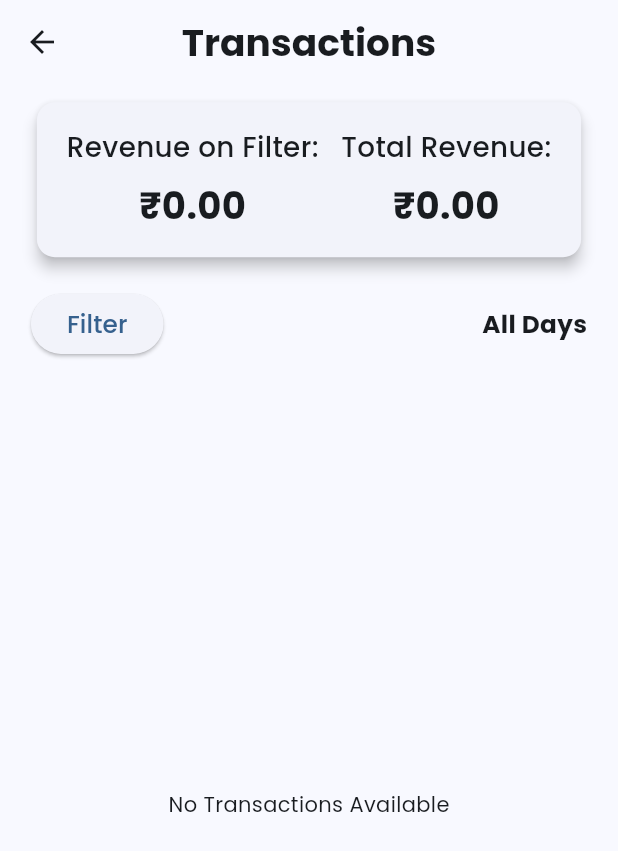
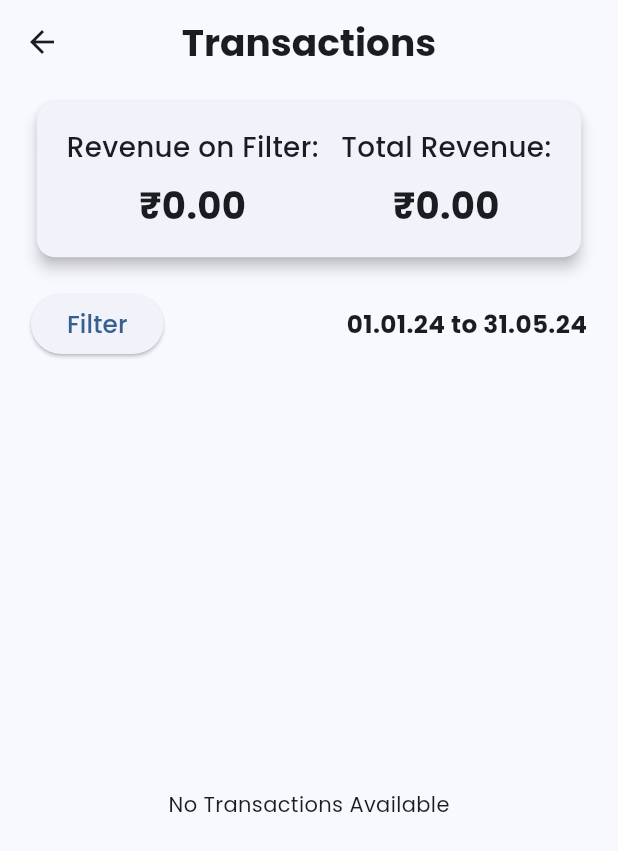
Before and after one commit to adhilfouzi/playtime_club, a Flutter app: the Revenue screen opened directly, on a phone screen of 412 x 824 dp. Shown: the top 851 px of the screen. Run offline on Flutter 3.47's test engine with Material 3 defaults, Android fonts, the light colour scheme and no system bars; our stand-ins replace cached_network_image, cloud_firestore, firebase_auth, firebase_core, firebase_storage, flutter_image_compress and 9 more; accounts and stored records are empty.

Commit message:
fixed the bug in the revenue filtter

```diff
--- a/lib/view/course/revenue/revenue_screen.dart
+++ b/lib/view/course/revenue/revenue_screen.dart
@@ -1,53 +1,19 @@
 import 'package:flutter/material.dart';
 import 'package:get/get.dart';
-import 'package:intl/intl.dart';
 
 import '../../../view_model/course/transaction_controller.dart';
 import 'utils/date_filter.dart';
 import 'utils/total_revenue_section.dart';
 import 'utils/transaction_list.dart';
 
-class Revenue extends StatefulWidget {
+class Revenue extends StatelessWidget {
   const Revenue({super.key});
-
-  @override
-  State<Revenue> createState() => _RevenueState();
-}
-
-class _RevenueState extends State<Revenue> {
-  DateTime? _startDate;
-  DateTime? _endDate;
-  double revenueAsPerDay = 0;
 
   @override
   Widget build(BuildContext context) {
     final TransactionController controller = Get.find();
     final double width = MediaQuery.of(context).size.width;
     final double height = MediaQuery.of(context).size.height;
-
-    // Group bookings by date
-    Map<String, List<dynamic>> bookingsByDate = {};
-    revenueAsPerDay = 0; // Reset the revenue for the selected period
-
-    final bookings = controller.transaction.where((booking) {
-      if (_startDate != null && _endDate != null) {
-        return booking.transactionDate.isAfter(_startDate!) &&
-            booking.transactionDate
-                .isBefore(_endDate!.add(const Duration(days: 1)));
-      }
-      return true;
-    }).toList();
-
-    for (var booking in bookings) {
-      final dates = booking.transactionDate;
-      String date = DateFormat('yyyy-MM-dd')
-          .format(dates); // Changed to just yyyy-MM-dd for key
-      if (!bookingsByDate.containsKey(date)) {
-        bookingsByDate[date] = [];
-      }
-      bookingsByDate[date]!.add(booking);
-      revenueAsPerDay += booking.amount;
-    }
 
     return Scaffold(
       appBar: AppBar(
@@ -66,32 +32,30 @@ class _RevenueState extends State<Revenue> {
         child: Column(
           crossAxisAlignment: CrossAxisAlignment.start,
           children: [
-            TotalRevenueSection(
-              revenueAsPerDay: revenueAsPerDay,
+            Obx(() => TotalRevenueSection(
+                  revenueAsPerDay: controller.revenueAsPerDay,
                   totalAmount: controller.totalAmount,
-            ),
+                )),
             SizedBox(height: height * 0.02),
-            DateFilter(
-              startDate: _startDate,
-              endDate: _endDate,
+            Obx(() => DateFilter(
+                  startDate: controller.startDate,
+                  endDate: controller.endDate,
                   onDateRangeSelected: (DateTimeRange? picked) {
                     if (picked != null) {
-                  setState(() {
-                    _startDate = picked.start;
-                    _endDate = picked.end;
-                    revenueAsPerDay =
-                        0; // Reset revenue when date range is changed
-                  });
+                      controller.updateDateRange(picked.start, picked.end);
                     }
                   },
-            ),
+                )),
             SizedBox(height: height * 0.02),
             Expanded(
-              child: bookingsByDate.isNotEmpty
+              child: Obx(() {
+                final bookingsByDate = controller.bookingsByDate;
+                return bookingsByDate.isNotEmpty
                     ? TransactionList(bookingsByDate: bookingsByDate)
                     : const Center(
                         child: Text("No Transactions Available"),
-                    ),
+                      );
+              }),
             ),
           ],
         ),
--- a/lib/view_model/course/transaction_controller.dart
+++ b/lib/view_model/course/transaction_controller.dart
@@ -1,6 +1,6 @@
 import 'dart:developer';
-
 import 'package:get/get.dart';
+import 'package:intl/intl.dart';
 import 'package:owners_side_of_turf_booking/model/backend/repositories/user/transaction_repositories.dart';
 import 'package:owners_side_of_turf_booking/model/data_model/transaction_model.dart';
 
@@ -17,9 +17,10 @@ class TransactionController extends GetxController {
   List<TransactionModel> get transaction => _transaction.toList();
   String get errorMessage => _errorMessage.value;
   double get totalAmount => _totalAmount.value;
-  Rx<DateTime> get startDate => _startDate;
-  Rx<DateTime> get endDate => _endDate;
+  DateTime get startDate => _startDate.value;
+  DateTime get endDate => _endDate.value;
   double get revenueAsPerDay => _revenueAsPerDay.value;
+  Map<String, List<TransactionModel>> get bookingsByDate => _bookingsByDate();
 
   @override
   void onInit() {
@@ -39,13 +40,73 @@ class TransactionController extends GetxController {
         _totalAmount.value += element.amount;
         _transaction.add(element);
       }
-      _revenueAsPerDay.value = _totalAmount.value;
       _transaction
           .sort((a, b) => a.transactionDate.compareTo(b.transactionDate));
+      _calculateRevenue();
     } catch (e) {
       _errorMessage.value = e.toString();
     } finally {
       _isLoading.value = false;
     }
   }
+
+  void updateDateRange(DateTime start, DateTime end) {
+    _startDate.value = start;
+    _endDate.value = end;
+    log(start.toIso8601String());
+    log(end.toIso8601String());
+    _calculateRevenue();
+  }
+
+  void _calculateRevenue() {
+    _revenueAsPerDay.value = 0.0;
+    for (var booking in _transaction) {
+      if (booking.transactionDate.isAfter(_startDate.value) &&
+          booking.transactionDate
+              .isBefore(_endDate.value.add(const Duration(days: 1)))) {
+        _revenueAsPerDay.value += booking.amount;
+      }
+    }
+  }
+
+  Map<String, List<TransactionModel>> _bookingsByDate() {
+    Map<String, List<TransactionModel>> bookingsByDate = {};
+    for (var booking in _transaction) {
+      if (booking.transactionDate.isAfter(_startDate.value) &&
+          booking.transactionDate
+              .isBefore(_endDate.value.add(const Duration(days: 1)))) {
+        final dates = booking.transactionDate;
+        String date = DateFormat('yyyy-MM-dd').format(dates);
+        if (!bookingsByDate.containsKey(date)) {
+          bookingsByDate[date] = [];
+        }
+        bookingsByDate[date]!.add(booking);
+      }
+    }
+    return bookingsByDate;
+  }
+
+  // // Group bookings by date
+  // Map<String, List<dynamic>> bookingsByDate = {};
+  // revenueAsPerDay = 0; // Reset the revenue for the selected period
+
+  // final bookings = controller.transaction.where((booking) {
+  //   if (_startDate != null && _endDate != null) {
+  //     return booking.transactionDate.isAfter(_startDate!) &&
+  //         booking.transactionDate
+  //             .isBefore(_endDate!.add(const Duration(days: 1)));
+  //   }
+  //   return true;
+  // }).toList();
+
+  // for (var booking in bookings) {
+  //   final dates = booking.transactionDate;
+  //   String date = DateFormat('yyyy-MM-dd')
+  //       .format(dates); // Changed to just yyyy-MM-dd for key
+  //   if (!bookingsByDate.containsKey(date)) {
+  //     bookingsByDate[date] = [];
+  //   }
+  //   bookingsByDate[date]!.add(booking);
+  //   revenueAsPerDay += booking.amount;
+  // }
 }
```
Lines whose indentation alone changed are shown as unchanged.
